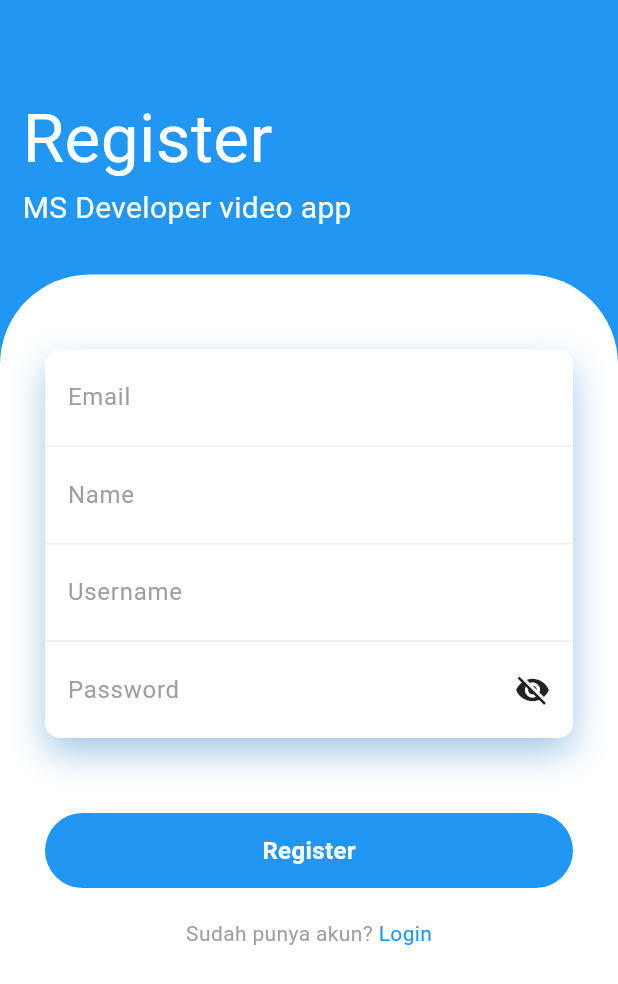
After one commit to maulanasiddiq-andev/quiz-app-mobile, a Flutter app: the RegisterPage screen opened directly, on a phone screen of 412 x 824 dp. The commit adds this screen. Shown: the top 984 px of the screen. Run offline on Flutter 3.47's test engine with Material 3 defaults, Android fonts, the light colour scheme and no system bars; our stand-ins replace carousel_slider, fl_chart, flutter_riverpod, flutter_secure_storage, fluttertoast, image_cropper and 1 more; accounts and stored records are empty.

Commit message:
feature: register page and component for text fields in auth pages

```diff
--- /dev/null
+++ b/lib/components/auth_input_component.dart
@@ -0,0 +1,77 @@
+import 'package:flutter/material.dart';
+
+class AuthInputComponent extends StatelessWidget {
+  final TextEditingController controller;
+  final String hinText;
+  final TextInputType keyboardType;
+  final TextInputAction action;
+  final String? Function(String? value)? validator;
+  final bool isLast;
+
+  // for password
+  final bool isPassword;
+  final bool isTextObscure;
+  final Function? onTap;
+  const AuthInputComponent({
+    super.key,
+    required this.controller,
+    required this.hinText,
+    this.keyboardType = TextInputType.text,
+    this.action = TextInputAction.next,
+    this.validator,
+    this.isPassword = false,
+    this.isTextObscure = false,
+    this.onTap,
+    this.isLast = false
+  });
+
+  @override
+  Widget build(BuildContext context) {
+    final colors = Theme.of(context).colorScheme;
+
+    return Container(
+      padding: EdgeInsets.symmetric(horizontal: 15, vertical: 20),
+      decoration: BoxDecoration(
+        border: isLast
+          ? null
+          : Border(
+              bottom: BorderSide(
+                color: Colors.grey.shade200
+              )
+            )
+      ),
+      child: Row(
+        children: [
+          Expanded(
+            child: TextFormField(
+              controller: controller,
+              keyboardType: keyboardType,
+              textInputAction: action,
+              obscureText: isTextObscure,
+              decoration: InputDecoration(
+                isDense: true,
+                hintText: hinText,
+                hintStyle: TextStyle(
+                  color: colors.secondary
+                ),
+                border: InputBorder.none,
+                contentPadding: EdgeInsets.all(0)
+              ),
+              validator: validator,
+            ),
+          ),
+          isPassword
+            ? GestureDetector(
+                onTap: () {
+                  if (onTap != null) {
+                    onTap!();
+                  }
+                },
+                child: Icon(isTextObscure ? Icons.visibility_off : Icons.visibility)
+              )
+            : SizedBox()
+        ],
+      ),
+    );
+  }
+}
--- a/lib/components/auth_text_field.dart
+++ /dev/null
@@ -1,10 +0,0 @@
-import 'package:flutter/material.dart';
-
-class AuthTextField extends StatelessWidget {
-  const AuthTextField({super.key});
-
-  @override
-  Widget build(BuildContext context) {
-    return const Placeholder();
-  }
-}
--- a/lib/pages/auth/login_page.dart
+++ b/lib/pages/auth/login_page.dart
@@ -1,6 +1,7 @@
 import 'package:flutter/material.dart';
 import 'package:flutter_riverpod/flutter_riverpod.dart';
 import 'package:quiz_app/notifiers/auth_notifier.dart';
+import 'package:quiz_app/pages/auth/register_page.dart';
 import 'package:quiz_app/pages/quiz/quiz_list_page.dart';
 
 class LoginPage extends ConsumerStatefulWidget {
@@ -246,7 +247,9 @@ class _LoginPageState extends ConsumerState<LoginPage> {
                             ),
                             GestureDetector(
                               onTap: () {
-
+                                Navigator.of(context).pushReplacement(
+                                  MaterialPageRoute(builder: (context) => RegisterPage())
+                                );
                               },
                               child: Text(
                                 'Daftar',
--- /dev/null
+++ b/lib/pages/auth/register_page.dart
@@ -0,0 +1,206 @@
+import 'package:flutter/material.dart';
+import 'package:quiz_app/components/auth_input_component.dart';
+import 'package:quiz_app/pages/auth/login_page.dart';
+
+class RegisterPage extends StatefulWidget {
+  const RegisterPage({super.key});
+
+  @override
+  State<RegisterPage> createState() => _RegisterPageState();
+}
+
+class _RegisterPageState extends State<RegisterPage> {
+  final formKey = GlobalKey<FormState>();
+  final TextEditingController _emailController = TextEditingController();
+  final TextEditingController _nameController = TextEditingController();
+  final TextEditingController _usernameController = TextEditingController();
+  final TextEditingController _passwordController = TextEditingController();
+
+  bool _obscureText = true;
+
+  @override
+  Widget build(BuildContext context) {
+    final colors = Theme.of(context).colorScheme;
+    final screenHeight = MediaQuery.of(context).size.height;
+
+    return Scaffold(
+      backgroundColor: colors.primary,
+      body: SingleChildScrollView(
+        child: Container(
+          height: screenHeight,
+          padding: EdgeInsets.only(top: MediaQuery.of(context).padding.top),
+          child: Column(
+            crossAxisAlignment: CrossAxisAlignment.start,
+            children: [
+              SizedBox(height: 60),
+              Padding(
+                padding: const EdgeInsets.symmetric(horizontal: 15),
+                child: Text(
+                  'Register',
+                  style: TextStyle(
+                    color: colors.onPrimary,
+                    fontSize: 45
+                  ),
+                ),
+              ),
+              Padding(
+                padding: const EdgeInsets.symmetric(horizontal: 15),
+                child: Text(
+                  'MS Developer video app',
+                  style: TextStyle(
+                    color: colors.onPrimary,
+                    fontSize: 20
+                  ),
+                ),
+              ),
+              SizedBox(height: 30),
+              Expanded(
+                child: Container(
+                  padding: EdgeInsets.fromLTRB(30, 50, 30, 0),
+                  decoration: BoxDecoration(
+                    color: colors.surface,
+                    borderRadius: BorderRadius.only(
+                      topLeft: Radius.circular(60),
+                      topRight: Radius.circular(60)
+                    )
+                  ),
+                  child: Form(
+                    key: formKey,
+                    child: Column(
+                      children: [
+                        Container(
+                          decoration: BoxDecoration(
+                            color: colors.surface,
+                            boxShadow: [
+                              BoxShadow(
+                                color: colors.shadow,
+                                blurRadius: 20,
+                                offset: Offset(0, 10)
+                              ),
+                            ],
+                            borderRadius: BorderRadius.circular(10)
+                          ),
+                          child: Column(
+                            children: [
+                              AuthInputComponent(
+                                controller: _emailController,
+                                keyboardType: TextInputType.emailAddress,
+                                hinText: "Email",
+                                validator: (value) {
+                                  if (value == null || value.isEmpty) {
+                                    return 'Masukkan email anda';
+                                  }
+
+                                  if (!RegExp(r'^[^@]+@[^@]+\.[^@]+').hasMatch(value)) {
+                                    return 'Masukkan email valid';
+                                  }
+                                  return null;
+                                },
+                              ),
+                              AuthInputComponent(
+                                controller: _nameController,
+                                hinText: "Name",
+                                validator: (value) {
+                                  if (value == null || value.isEmpty) {
+                                    return 'Masukkan nama anda';
+                                  }
+
+                                  return null;
+                                },
+                              ),
+                              AuthInputComponent(
+                                controller: _usernameController,
+                                hinText: "Username",
+                                validator: (value) {
+                                  if (value == null || value.isEmpty) {
+                                    return 'Masukkan username anda';
+                                  }
+
+                                  return null;
+                                },
+                              ),
+                              AuthInputComponent(
+                                controller: _passwordController,
+                                hinText: "Password",
+                                isPassword: true,
+                                isTextObscure: _obscureText,
+                                action: TextInputAction.done,
+                                isLast: true,
+                                onTap: () {
+                                  setState(() {
+                                    _obscureText = !_obscureText;
+                                  });
+                                },
+                                validator: (value) {
+                                  if (value == null || value.isEmpty) {
+                                    return 'Masukkan username anda';
+                                  }
+
+                                  return null;
+                                }
+                              ),
+                            ],
+                          ),
+                        ),
+                        SizedBox(height: 50),
+                        GestureDetector(
+                          onTap: () {
+                            // _onSubmitText();
+                          },
+                          child: Container(
+                            height: 50,
+                            decoration: BoxDecoration(
+                              color: colors.primary,
+                              borderRadius: BorderRadius.circular(25)
+                            ),
+                            child: Center(
+                              child: Text(
+                                'Register',
+                                style: TextStyle(
+                                  color: colors.onPrimary,
+                                  fontSize: 16,
+                                  fontWeight: FontWeight.bold
+                                ),
+                              ),
+                            ),
+                          ),
+                        ),
+                        SizedBox(height: 20),
+                        Row(
+                          mainAxisAlignment: MainAxisAlignment.center,
+                          children: [
+                            Text(
+                              'Sudah punya akun? ',
+                              style: TextStyle(
+                                color: colors.secondary
+                              ),
+                            ),
+                            GestureDetector(
+                              onTap: () {
+                                Navigator.of(context).pushReplacement(
+                                  MaterialPageRoute(builder: (context) => LoginPage())
+                                );
+                              },
+                              child: Text(
+                                'Login',
+                                style: TextStyle(
+                                  color: colors.primary
+                                ),
+                              ),
+                            )
+                          ],
+                        ),
+                        Expanded(child: SizedBox()),
+                        SizedBox(height: 25),
+                      ],
+                    ),
+                  ),
+                )
+              )
+            ],
+          ),
+        ),
+      ),
+    );
+  }
+}
```
